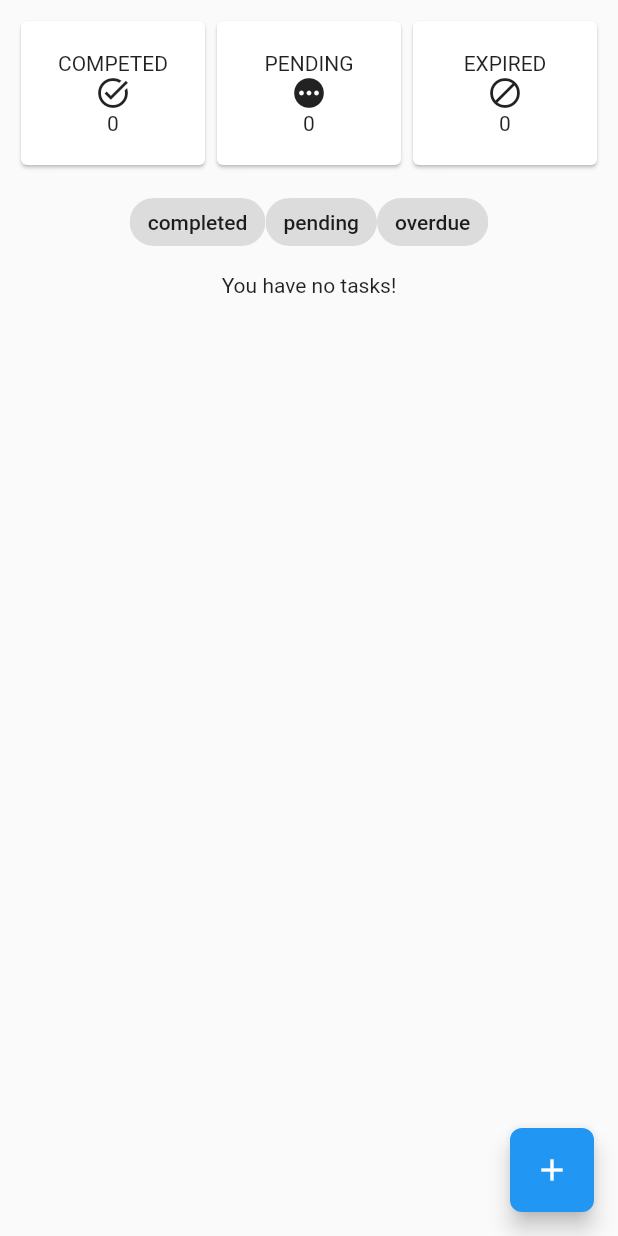
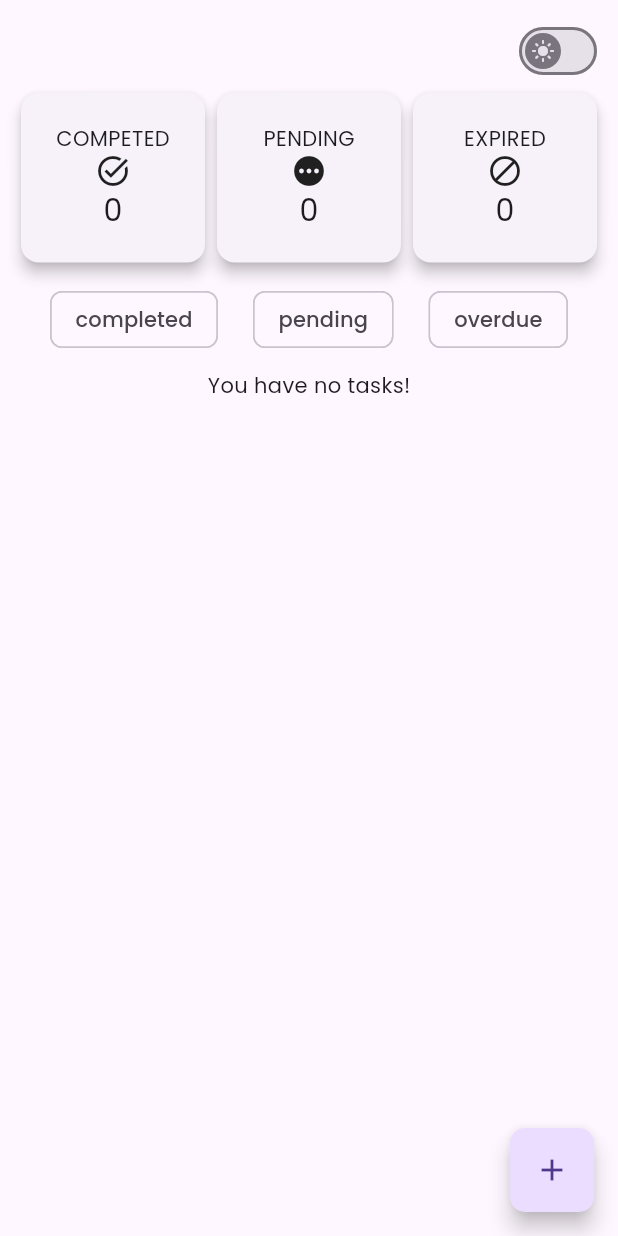
Before and after one commit to Ayobami0/TasksApp, a Flutter app: the screen it shows after launch, on a phone screen of 412 x 824 dp. Run offline on Flutter 3.47's test engine with Material 2 defaults, Android fonts, the phone set to English and light mode, and no system bars; our stand-ins replace flutter_riverpod, google_fonts.

Commit message:
Add light, dark switch btightness switch

```diff
--- a/lib/main.dart
+++ b/lib/main.dart
@@ -1,21 +1,26 @@
 import 'package:flutter/material.dart';
 import 'package:flutter_riverpod/flutter_riverpod.dart';
+import 'package:google_fonts/google_fonts.dart';
+import 'package:tasks/providers/mode.dart';
 import 'package:tasks/screens/home.dart';
 
 void main() {
   runApp(const ProviderScope(child: MyApp()));
 }
 
-class MyApp extends StatelessWidget {
+class MyApp extends ConsumerWidget {
   const MyApp({super.key});
 
   // This widget is the root of your application.
   @override
-  Widget build(BuildContext context) {
+  Widget build(BuildContext context, ref) {
+    final isDark = ref.watch(brightnessProvider);
     return MaterialApp(
       title: 'Flutter Demo',
       theme: ThemeData(
-        primarySwatch: Colors.blue,
+        brightness: !isDark ? Brightness.light : Brightness.dark,
+        useMaterial3: true,
+        fontFamily: GoogleFonts.poppins().fontFamily,
       ),
       home: const HomeScreen(),
     );
--- a/lib/screens/home.dart
+++ b/lib/screens/home.dart
@@ -1,8 +1,11 @@
 import 'package:flutter/material.dart';
 import 'package:flutter_riverpod/flutter_riverpod.dart';
 import 'package:tasks/models/task.dart';
+import 'package:tasks/providers/mode.dart';
 import 'package:tasks/widgets/floating_action_button.dart';
 import 'package:tasks/widgets/task_tile.dart';
+
+import '../widgets/status_count_widget.dart';
 
 class HomeScreen extends ConsumerStatefulWidget {
   const HomeScreen({super.key});
@@ -13,20 +16,12 @@ class HomeScreen extends ConsumerStatefulWidget {
 
 class _HomeScreenState extends ConsumerState<HomeScreen> {
   final List<TaskStatus> _filter = [];
-
-  // filter(){
-  //   if (filter.isEmpty) {
-  //     _taskList = ref.watch(taskProvider);
-  //     return;
-  //   }
-  // }
-
   @override
   Widget build(BuildContext context) {
-  List<Task> taskList = ref.watch(taskProvider);
-                    final displayedList = _filter.isEmpty ?  taskList :
-                      taskList.where((element) => _filter.contains(element.status)).toList()
-                    ;
+  final List<Task> taskList = ref.watch(taskProvider);
+  final displayedList = _filter.isEmpty ?  taskList :
+    taskList.where((element) => _filter.contains(element.status)).toList()
+  ;
     return Scaffold(
       floatingActionButton: CustomFloatingActionButton(onPressed: (){}),
       body: SafeArea(
@@ -35,6 +30,10 @@ class _HomeScreenState extends ConsumerState<HomeScreen> {
           child: Column(
             children: [
               const SizedBox(height: 10,),
+              Align(
+                alignment: Alignment.centerRight,
+                child: LightDarkSwitch(),
+              ),
               Row(
                 children: const [
                   Expanded(child: StatusCountWidget(status: 'COMPETED', taskStatus: TaskStatus.completed, icon: Icons.task_alt)),
@@ -51,7 +50,8 @@ class _HomeScreenState extends ConsumerState<HomeScreen> {
               //     icon: const Icon(Icons.filter_list),
               //   ),
               // ),
-              Wrap(
+              Row(
+                mainAxisAlignment: MainAxisAlignment.spaceEvenly,
                 children: TaskStatus.values.map(
                 (e) {
                   return FilterChip(
@@ -96,26 +96,30 @@ class _HomeScreenState extends ConsumerState<HomeScreen> {
   }
 }
 
-class StatusCountWidget extends ConsumerWidget {
-  final String status;
-  final TaskStatus taskStatus;
-  final IconData icon;
+class LightDarkSwitch extends ConsumerWidget {
+  LightDarkSwitch({
+    super.key,
+  });
 
-  const StatusCountWidget({super.key, required this.status, required this.taskStatus, required this.icon});
+  final MaterialStateProperty<Icon?> thumbIcon =
+      MaterialStateProperty.resolveWith<Icon?>(
+    (Set<MaterialState> states) {
+      if (states.contains(MaterialState.selected)) {
+        return const Icon(Icons.dark_mode);
+      }
+      return const Icon(Icons.light_mode);
+    },
+  );
 
   @override
   Widget build(BuildContext context, ref) {
-    return Card(
-      child: Padding(
-        padding: const EdgeInsets.all(20),
-        child: Column(
-          children: [
-            Text(status),
-            Icon(icon),
-            Text(ref.watch(taskProvider).where((element) => element.status == taskStatus).length.toString())
-          ],
-        ),
-      ),
+    final isDark = ref.watch(brightnessProvider);
+    return Switch(
+      thumbIcon: thumbIcon,
+      value: isDark,
+      onChanged: (value){
+        ref.read(brightnessProvider.notifier).changeMode();
+      },
     );
   }
 }
--- a/lib/widgets/bottom_modal_screen.dart
+++ b/lib/widgets/bottom_modal_screen.dart
@@ -71,11 +71,12 @@ class _CreateTaskDialogState extends ConsumerState<CreateTaskDialog> {
       shape: RoundedRectangleBorder(
         borderRadius: BorderRadius.circular(20)),
       child: SizedBox(
-        height: 350,
+        height: 370,
         child: Padding(
           padding: const EdgeInsets.all(25.0),
           child: Form(
             key: _formKey,
+            child: SingleChildScrollView(
               child: Column(
                 mainAxisAlignment: MainAxisAlignment.spaceBetween,
                 children: [
@@ -121,6 +122,7 @@ class _CreateTaskDialogState extends ConsumerState<CreateTaskDialog> {
                     child: const Text('CREATE TASK')
                   )
                 ],
+              ),
             ),
           ),
         ),
--- a/lib/widgets/floating_action_button.dart
+++ b/lib/widgets/floating_action_button.dart
@@ -15,7 +15,7 @@ class CustomFloatingActionButton extends StatelessWidget {
         );
       },
       shape: RoundedRectangleBorder(
-        borderRadius: BorderRadius.circular(8)
+        borderRadius: BorderRadius.circular(10)
       ),
       child: const Icon(Icons.add),
     );
--- /dev/null
+++ b/lib/widgets/status_count_widget.dart
@@ -0,0 +1,29 @@
+import "package:flutter/material.dart";
+import "package:flutter_riverpod/flutter_riverpod.dart";
+
+import "../models/task.dart";
+
+class StatusCountWidget extends ConsumerWidget {
+  final String status;
+  final TaskStatus taskStatus;
+  final IconData icon;
+
+  const StatusCountWidget({super.key, required this.status, required this.taskStatus, required this.icon});
+
+  @override
+  Widget build(BuildContext context, ref) {
+    return Card(
+      elevation: 4,
+      child: Padding(
+        padding: const EdgeInsets.all(20),
+        child: Column(
+          children: [
+            Text(status),
+            Icon(icon),
+            Text(ref.watch(taskProvider).where((element) => element.status == taskStatus).length.toString(), style: const TextStyle(fontSize: 20),)
+          ],
+        ),
+      ),
+    );
+  }
+}
--- a/lib/widgets/task_tile.dart
+++ b/lib/widgets/task_tile.dart
@@ -36,7 +36,7 @@ class TaskTile extends ConsumerWidget {
         key: key!,
         child: ListTile(
           onTap: (){
-            showTaskPopUp(context, task, ref);
+            showTaskPopUp(context, task.id);
           },
           title: Text(task.title,),
           subtitle: Row(
--- a/pubspec.yaml
+++ b/pubspec.yaml
@@ -38,6 +38,7 @@ dependencies:
   flutter_riverpod: ^2.3.6
   uuid: ^3.0.7
   intl: ^0.18.1
+  google_fonts: ^4.0.4
 
 dev_dependencies:
   flutter_test:
```
Also changed, not shown: lib/providers/mode.dart (added, +12 -0 lines), lib/widgets/task_details_popup.dart (+41 -16 lines), pubspec.lock. Lines whose indentation alone changed are shown as unchanged.
